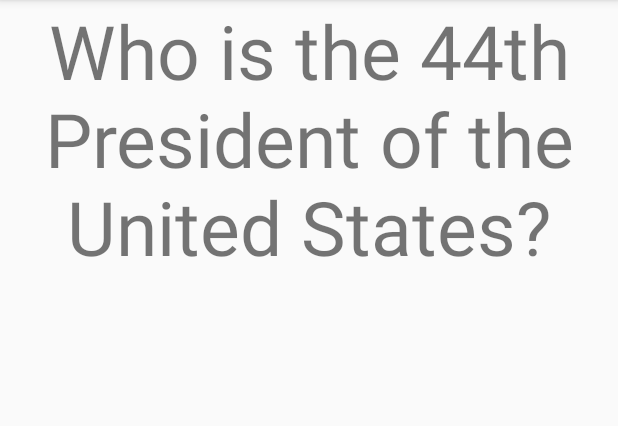
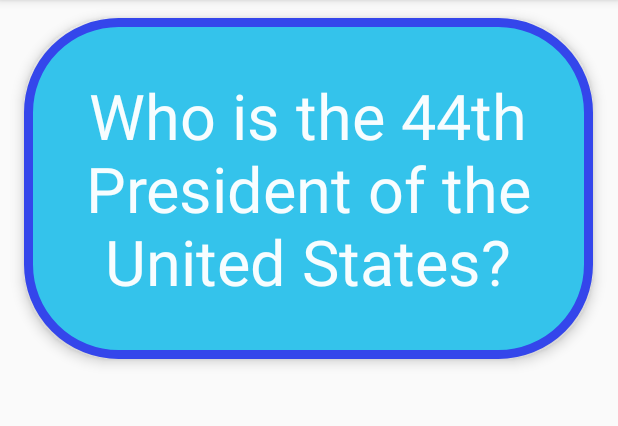
Before and after one commit to EvyEve/FlashCard_App, an Android app: the screen it shows after launch (MainActivity), on a phone screen of 412 x 824 dp, the part 84-510 px from its top. Run offline under Robolectric (Android 15) with nearby library versions, the phone set to English and light mode, and no system bars.

Commit message:
Part of optionals added

```diff
--- a/app/src/main/java/com/example/flashcrd_app/MainActivity.java
+++ b/app/src/main/java/com/example/flashcrd_app/MainActivity.java
@@ -6,7 +6,6 @@ import android.os.Bundle;
 import android.view.View;
 
 public class MainActivity extends AppCompatActivity {
-
     @Override
     protected void onCreate(Bundle savedInstanceState) {
         super.onCreate(savedInstanceState);
@@ -14,11 +13,20 @@ public class MainActivity extends AppCompatActivity {
 
         //OnClickListener is how Android handles users actions / interaction with the app
         findViewById(R.id.frontQuestion).setOnClickListener(new View.OnClickListener() {
+            //OnClickListener to show answer & hide question
             @Override
             public void onClick(View v) {
                 findViewById(R.id.frontQuestion).setVisibility(View.INVISIBLE);
                 findViewById(R.id.answerQuestion).setVisibility(View.VISIBLE);
             }
         });
+        //OnClicklistener to show question & hide answer
+        findViewById(R.id.answerQuestion).setOnClickListener(new View.OnClickListener() {
+            @Override
+            public void onClick(View v) {
+                findViewById(R.id.answerQuestion).setVisibility(View.INVISIBLE);
+                findViewById(R.id.frontQuestion).setVisibility(View.VISIBLE);
+            }
+        });
     }
 }
--- /dev/null
+++ b/app/src/main/java/com/example/flashcrd_app/SecondActivity.java
@@ -0,0 +1,5 @@
+package com.example.flashcrd_app;
+
+public class SecondActivity {
+
+}
--- /dev/null
+++ b/app/src/main/res/drawable/answer_background.xml
@@ -0,0 +1,7 @@
+<?xml version="1.0" encoding="utf-8"?>
+<shape xmlns:android="http://schemas.android.com/apk/res/android"
+    android:shape="rectangle">
+    <corners android:radius="60dp" />
+    <stroke android:color="#FF5722" android:width="6dp" />
+    <solid android:color="#FFEB3B" />
+</shape>
--- /dev/null
+++ b/app/src/main/res/drawable/question_background.xml
@@ -0,0 +1,7 @@
+<?xml version="1.0" encoding="utf-8"?>
+<shape xmlns:android="http://schemas.android.com/apk/res/android"
+    android:shape="rectangle">
+    <corners android:radius="60dp" />
+    <stroke android:color="#3446eb" android:width="6dp" />
+    <solid android:color="#34c3eb" />
+</shape>
--- a/app/src/main/res/layout/activity_main.xml
+++ b/app/src/main/res/layout/activity_main.xml
@@ -8,21 +8,36 @@
 
     <TextView
         android:id="@+id/frontQuestion"
-        android:layout_width="wrap_content"
-        android:layout_height="200dp"
+        android:layout_width="379dp"
+        android:layout_height="227dp"
+        android:layout_alignParentStart="true"
+        android:layout_alignParentTop="true"
+        android:layout_marginStart="16dp"
+        android:layout_marginTop="12dp"
+        android:background="@drawable/question_background"
+        android:gravity="center"
+        android:elevation="5dp"
         android:text="@string/frontQuestion"
         android:textAlignment="center"
-        android:textSize="50sp" />
+        android:textColor="#F5FFFFFF"
+        android:textSize="42sp" />
 
     <TextView
         android:id="@+id/answerQuestion"
-        android:layout_width="wrap_content"
-        android:layout_height="wrap_content"
+        android:layout_width="379dp"
+        android:layout_height="228dp"
+        android:layout_alignParentStart="true"
+        android:layout_alignParentEnd="true"
         android:layout_alignParentBottom="true"
-        android:layout_centerHorizontal="true"
-        android:layout_marginBottom="423dp"
+        android:layout_marginStart="15dp"
+        android:layout_marginEnd="17dp"
+        android:layout_marginBottom="363dp"
+        android:background="@drawable/answer_background"
+        android:gravity="center"
         android:text="@string/barack_obama"
         android:textAlignment="center"
+        android:textColor="#FF5722"
         android:textSize="46sp"
+        android:textStyle="bold"
         android:visibility="invisible" />
 </RelativeLayout>
```
